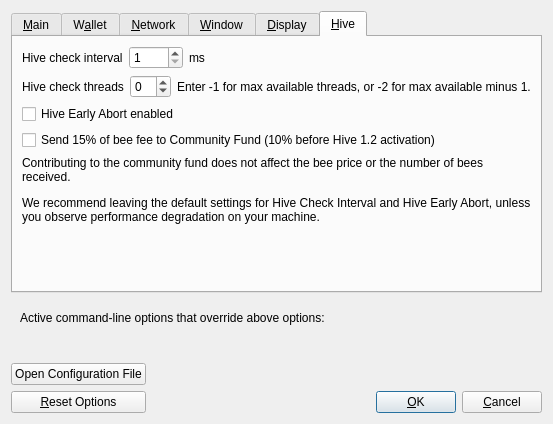
Old version of the form src/qt/forms/optionsdialog.ui in the repository fromport/Cascoin.
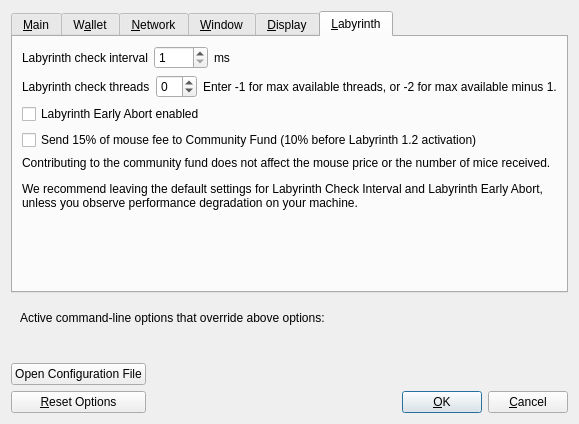
New version of the form. Custom widgets are drawn as their Qt base class.

```diff
--- a/src/qt/forms/optionsdialog.ui
+++ b/src/qt/forms/optionsdialog.ui
@@ -643,7 +643,7 @@
      </widget>
      <widget class="QWidget" name="tabHive">
       <attribute name="title">
-       <string>&amp;Hive</string>
+       <string>&amp;Labyrinth</string>
       </attribute>
       <layout class="QVBoxLayout" name="verticalLayout_3">
        <item>
@@ -651,7 +651,7 @@
          <item>
           <widget class="QLabel" name="label">
            <property name="text">
-            <string>Hive check interval</string>
+            <string>Labyrinth check interval</string>
            </property>
           </widget>
          </item>
@@ -692,7 +692,7 @@
          <item>
           <widget class="QLabel" name="label_3">
            <property name="text">
-            <string>Hive check threads</string>
+            <string>Labyrinth check threads</string>
            </property>
           </widget>
          </item>
@@ -730,7 +730,7 @@
          <item>
           <widget class="QCheckBox" name="hiveCheckEarlyOut">
            <property name="text">
-            <string>Hive Early Abort enabled</string>
+            <string>Labyrinth Early Abort enabled</string>
            </property>
           </widget>
          </item>
@@ -754,7 +754,7 @@
          <item>
           <widget class="QCheckBox" name="hiveContribCF">
            <property name="text">
-            <string>Send 15% of bee fee to Community Fund (10% before Hive 1.2 activation)</string>
+            <string>Send 15% of mouse fee to Community Fund (10% before Labyrinth 1.2 activation)</string>
            </property>
           </widget>
          </item>
@@ -776,7 +776,7 @@
        <item>
         <widget class="QLabel" name="label_5">
          <property name="text">
-          <string>&lt;html&gt;&lt;head/&gt;&lt;body&gt;&lt;p&gt;Contributing to the community fund does not affect the bee price or the number of bees received.&lt;/p&gt;&lt;p&gt;We recommend leaving the default settings for Hive Check Interval and Hive Early Abort, unless you observe performance degradation on your machine.&lt;/p&gt;&lt;/body&gt;&lt;/html&gt;</string>
+          <string>&lt;html&gt;&lt;head/&gt;&lt;body&gt;&lt;p&gt;Contributing to the community fund does not affect the mouse price or the number of mice received.&lt;/p&gt;&lt;p&gt;We recommend leaving the default settings for Labyrinth Check Interval and Labyrinth Early Abort, unless you observe performance degradation on your machine.&lt;/p&gt;&lt;/body&gt;&lt;/html&gt;</string>
          </property>
          <property name="wordWrap">
           <bool>true</bool>
```
